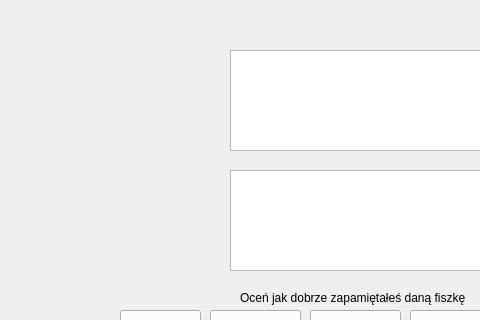
This is src/qt_ui/mainwindow.ui in Michalmo12345/FlashcardQTApp as Qt 5 draws it before an edit; both pictures show x 0 to 480 and y 99 to 419 of the 800 by 614 pixel window. The edited form follows.
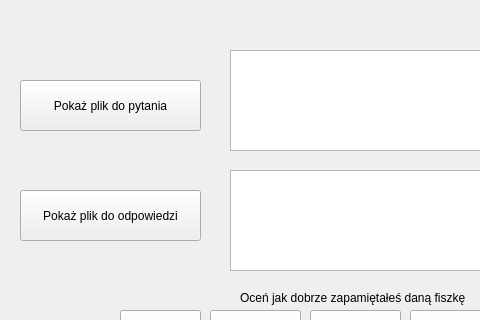
This is the edited form. The open tabs and pages were chosen to show the change.

Patch:
```diff
--- a/src/qt_ui/mainwindow.ui
+++ b/src/qt_ui/mainwindow.ui
@@ -530,6 +530,32 @@
        <string>Problematyczna</string>
       </property>
      </widget>
+     <widget class="QPushButton" name="questionFileShowButton">
+      <property name="geometry">
+       <rect>
+        <x>10</x>
+        <y>160</y>
+        <width>181</width>
+        <height>51</height>
+       </rect>
+      </property>
+      <property name="text">
+       <string>Pokaż plik do pytania</string>
+      </property>
+     </widget>
+     <widget class="QPushButton" name="answerFileShowButton">
+      <property name="geometry">
+       <rect>
+        <x>10</x>
+        <y>270</y>
+        <width>181</width>
+        <height>51</height>
+       </rect>
+      </property>
+      <property name="text">
+       <string>Pokaż plik do odpowiedzi</string>
+      </property>
+     </widget>
     </widget>
     <widget class="QWidget" name="userAccPage">
      <widget class="QLabel" name="statsLabel">
```
Left out of the diff: 2 changed lines with no effect on the pictures.
